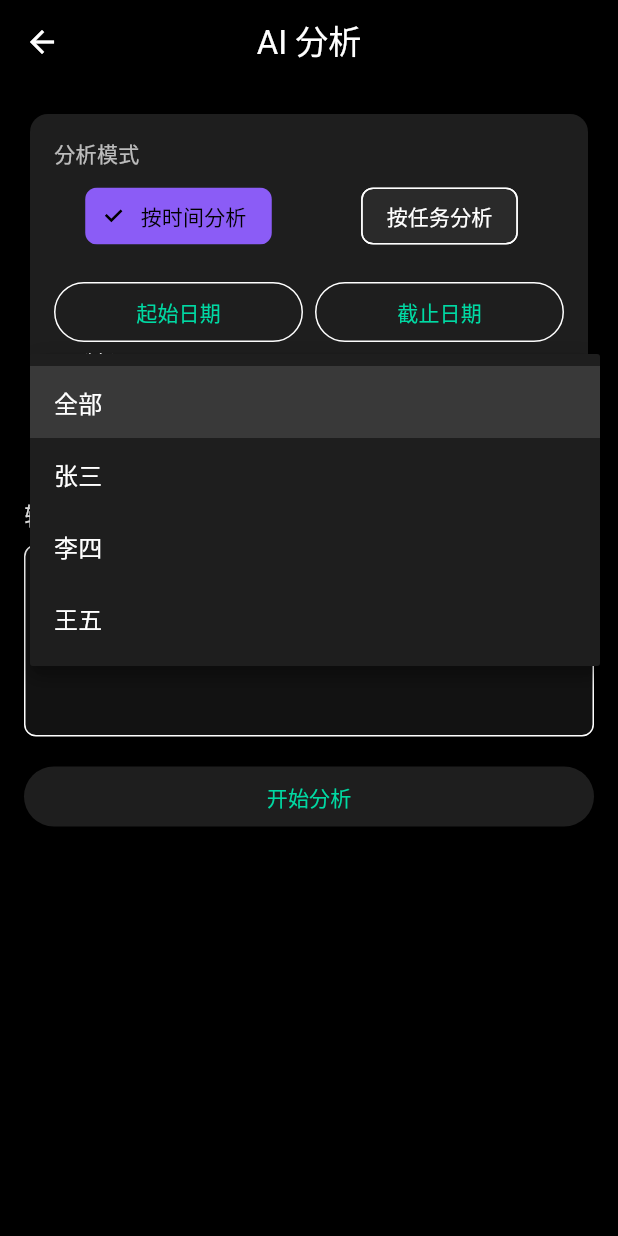
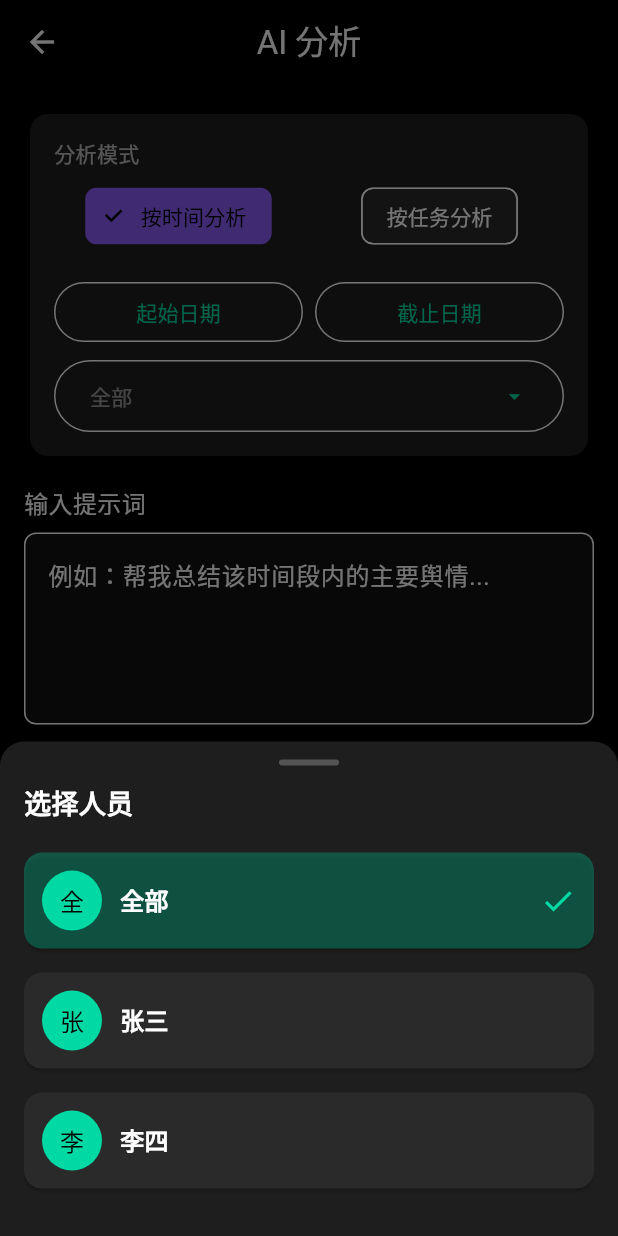
Before and after one commit to CzNd0729/nullworking, a Flutter app: the AIAnalysisDetailPage screen opened directly, after a tap on "全部", on a phone screen of 412 x 824 dp. Run offline on Flutter 3.47's test engine with Material 3 defaults, Android fonts, the phone set to English and light mode, and no system bars; our stand-ins replace image_picker, shared_preferences; accounts and stored records are empty.

Commit message:
优化日期选择逻辑，增加日期有效性校验；重构人员选择为底部弹窗

```diff
--- a/frontend/lib/pages/ai_analysis/ai_analysis_detail_page.dart
+++ b/frontend/lib/pages/ai_analysis/ai_analysis_detail_page.dart
@@ -116,9 +116,21 @@ class _AIAnalysisDetailPageState extends State<AIAnalysisDetailPage> {
                                       context: context,
                                       initialDate: _startDate ?? DateTime.now(),
                                       firstDate: DateTime(2000),
-                                      lastDate: DateTime(2100),
+                                      lastDate: _endDate ?? DateTime(2100),
                                     );
                                     if (picked != null) {
+                                      if (_endDate != null &&
+                                          picked.isAfter(_endDate!)) {
+                                        ScaffoldMessenger.of(
+                                          context,
+                                        ).showSnackBar(
+                                          const SnackBar(
+                                            content: Text('起始日期不能晚于截止日期'),
+                                            backgroundColor: Colors.red,
+                                          ),
+                                        );
+                                        return;
+                                      }
                                       setState(() => _startDate = picked);
                                     }
                                   },
@@ -135,11 +147,25 @@ class _AIAnalysisDetailPageState extends State<AIAnalysisDetailPage> {
                                   onPressed: () async {
                                     final picked = await showDatePicker(
                                       context: context,
-                                      initialDate: _endDate ?? DateTime.now(),
-                                      firstDate: DateTime(2000),
+                                      initialDate:
+                                          _endDate ??
+                                          (_startDate ?? DateTime.now()),
+                                      firstDate: _startDate ?? DateTime(2000),
                                       lastDate: DateTime(2100),
                                     );
                                     if (picked != null) {
+                                      if (_startDate != null &&
+                                          picked.isBefore(_startDate!)) {
+                                        ScaffoldMessenger.of(
+                                          context,
+                                        ).showSnackBar(
+                                          const SnackBar(
+                                            content: Text('截止日期不能早于起始日期'),
+                                            backgroundColor: Colors.red,
+                                          ),
+                                        );
+                                        return;
+                                      }
                                       setState(() => _endDate = picked);
                                     }
                                   },
@@ -153,23 +179,25 @@ class _AIAnalysisDetailPageState extends State<AIAnalysisDetailPage> {
                             ],
                           ),
                           const SizedBox(height: 8),
-                          DropdownButtonFormField<String>(
-                            value: _selectedPerson,
-                            decoration: const InputDecoration(
-                              labelText: '选择人员',
-                              border: OutlineInputBorder(),
+                          OutlinedButton(
+                            onPressed: () => _selectPerson(context),
+                            style: OutlinedButton.styleFrom(
+                              minimumSize: const Size.fromHeight(48),
                             ),
-                            items: _people.map((String value) {
-                              return DropdownMenuItem<String>(
-                                value: value,
-                                child: Text(value),
-                              );
-                            }).toList(),
-                            onChanged: (val) {
-                              if (val != null) {
-                                setState(() => _selectedPerson = val);
-                              }
-                            },
+                            child: Row(
+                              mainAxisAlignment: MainAxisAlignment.spaceBetween,
+                              children: [
+                                Text(
+                                  _selectedPerson,
+                                  style: TextStyle(
+                                    color: _selectedPerson == '全部'
+                                        ? Colors.white54
+                                        : Colors.white,
+                                  ),
+                                ),
+                                const Icon(Icons.arrow_drop_down),
+                              ],
+                            ),
                           ),
                         ],
                       ),
@@ -222,6 +250,114 @@ class _AIAnalysisDetailPageState extends State<AIAnalysisDetailPage> {
             ),
           ],
         ),
+      ),
+    );
+  }
+
+  void _selectPerson(BuildContext context) {
+    showModalBottomSheet(
+      context: context,
+      backgroundColor: Colors.transparent,
+      isScrollControlled: true,
+      builder: (context) => DraggableScrollableSheet(
+        initialChildSize: 0.4,
+        minChildSize: 0.25,
+        maxChildSize: 0.9,
+        builder: (context, scrollController) {
+          return Container(
+            decoration: const BoxDecoration(
+              color: Color(0xFF1E1E1E),
+              borderRadius: BorderRadius.vertical(top: Radius.circular(16)),
+            ),
+            padding: const EdgeInsets.fromLTRB(16, 12, 16, 16),
+            child: Column(
+              crossAxisAlignment: CrossAxisAlignment.start,
+              children: [
+                const Center(
+                  child: SizedBox(
+                    width: 40,
+                    height: 4,
+                    child: DecoratedBox(
+                      decoration: BoxDecoration(
+                        color: Colors.white24,
+                        borderRadius: BorderRadius.all(Radius.circular(2)),
+                      ),
+                    ),
+                  ),
+                ),
+                const SizedBox(height: 12),
+                const Text(
+                  '选择人员',
+                  style: TextStyle(
+                    fontSize: 18,
+                    fontWeight: FontWeight.bold,
+                    color: Colors.white,
+                  ),
+                ),
+                const SizedBox(height: 12),
+                Expanded(
+                  child: ListView.builder(
+                    controller: scrollController,
+                    itemCount: _people.length,
+                    itemBuilder: (context, index) {
+                      final person = _people[index];
+                      final isSelected = person == _selectedPerson;
+
+                      return Card(
+                        color: isSelected
+                            ? const Color(0xFF00D9A3).withOpacity(0.3)
+                            : const Color(0xFF2A2A2A),
+                        margin: const EdgeInsets.symmetric(vertical: 8),
+                        shape: RoundedRectangleBorder(
+                          borderRadius: BorderRadius.circular(12),
+                        ),
+                        child: InkWell(
+                          borderRadius: BorderRadius.circular(12),
+                          onTap: () {
+                            setState(() => _selectedPerson = person);
+                            Navigator.pop(context);
+                          },
+                          child: Padding(
+                            padding: const EdgeInsets.all(12.0),
+                            child: Row(
+                              children: [
+                                CircleAvatar(
+                                  backgroundColor: const Color(0xFF00D9A3),
+                                  child: Text(
+                                    person[0],
+                                    style: const TextStyle(color: Colors.black),
+                                  ),
+                                ),
+                                const SizedBox(width: 12),
+                                Expanded(
+                                  child: Text(
+                                    person,
+                                    style: const TextStyle(
+                                      color: Colors.white,
+                                      fontWeight: FontWeight.bold,
+                                      fontSize: 16,
+                                    ),
+                                  ),
+                                ),
+                                if (isSelected)
+                                  const Icon(
+                                    Icons.check,
+                                    color: Color(0xFF00D9A3),
+                                  )
+                                else
+                                  const SizedBox.shrink(),
+                              ],
+                            ),
+                          ),
+                        ),
+                      );
+                    },
+                  ),
+                ),
+              ],
+            ),
+          );
+        },
       ),
     );
   }
```
